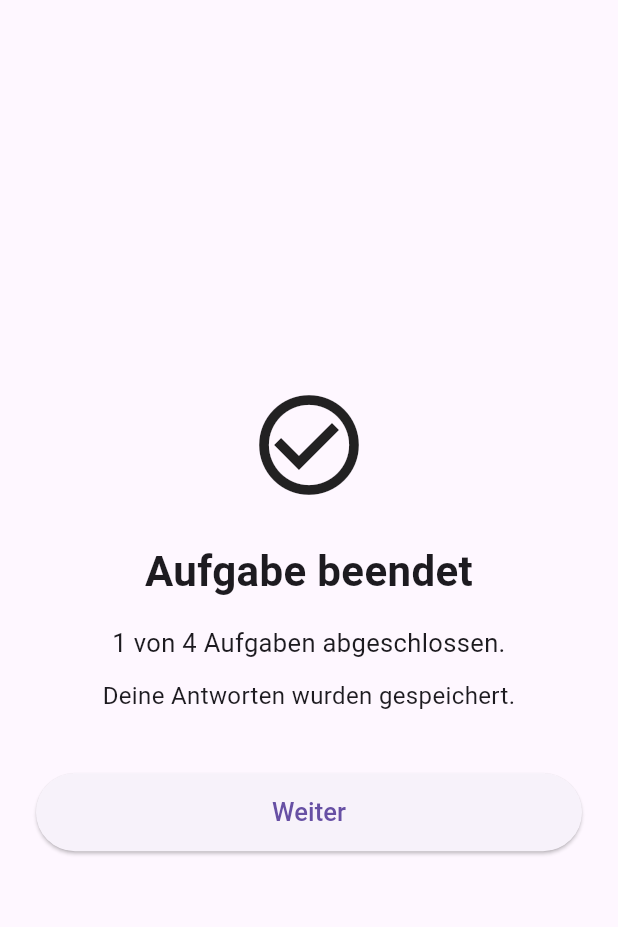
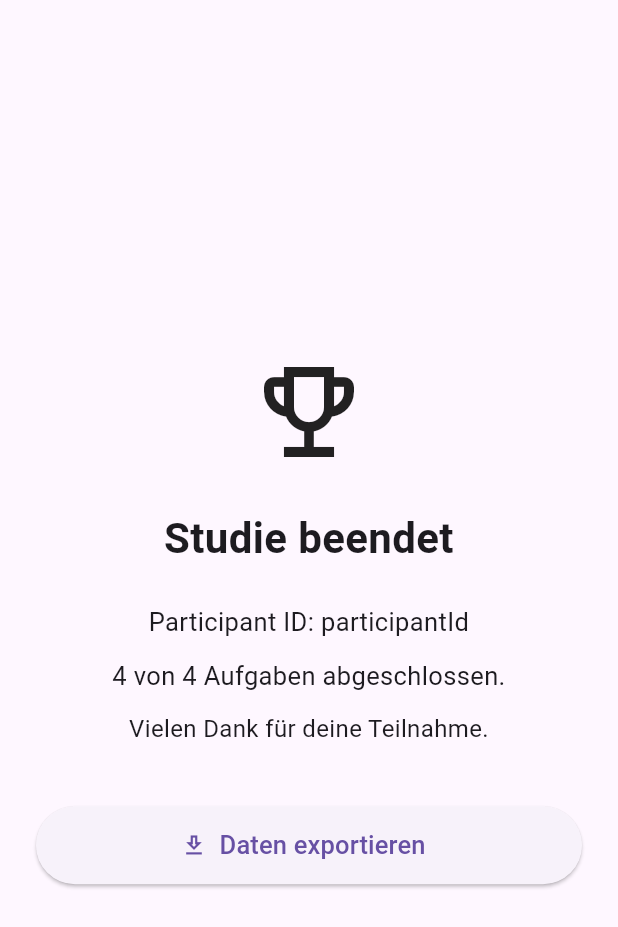
Before and after one commit to Winter-Michael97/photo_sorting_app, a Flutter app: the screen it shows after launch, on a phone screen of 412 x 824 dp. Shown: the top 927 px of the screen. Run offline on Flutter 3.47's test engine with Material 3 defaults, Android fonts, the phone set to English and light mode, and no system bars.

Commit message:
implement study completet screen
-study complete screen
 - call back funktion exports the data -> Todo

```diff
--- a/lib/main.dart
+++ b/lib/main.dart
@@ -1,6 +1,7 @@
 import 'package:flutter/material.dart';
 import 'package:photo_sorting_app/screens/condition_complete_screen.dart';
 import 'package:photo_sorting_app/screens/condition_intro_screen.dart';
+import 'package:photo_sorting_app/screens/study_complete_screen.dart';
 import 'package:photo_sorting_app/screens/swipe_independent_screen.dart';
 
 import 'screens/start_screen.dart';
@@ -19,13 +20,19 @@ class MyApp extends StatelessWidget {
       title: 'Photo Triage Study',
       debugShowCheckedModeBanner: false,
       theme: ThemeData(useMaterial3: true),
-      home: ConditionCompleteScreen(
+      home: StudyCompleteScreen(
+        participantId: 'participantId',
+        totalConditions: 4,
+        onExport: onExport,
+      ),
+
+      /*ConditionCompleteScreen(
         completedCondition: 1,
         totalConditions: 4,
         onContinue: () {
           debugPrint('Weiter zur nächsten Condition');
         },
-      ),
+      ),*/
 
       /*SwipeIndependentScreen(
         photoId: 'photo_01',
@@ -65,4 +72,8 @@ class MyApp extends StatelessWidget {
         },*/
     );
   }
+
+  void onExport() {
+    print('exported data');
+  }
 }
--- /dev/null
+++ b/lib/screens/study_complete_screen.dart
@@ -0,0 +1,83 @@
+import 'package:flutter/material.dart';
+
+class StudyCompleteScreen extends StatelessWidget {
+  final String participantId;
+  final int totalConditions;
+  final VoidCallback onExport;
+
+  const StudyCompleteScreen({
+    super.key,
+    required this.participantId,
+    required this.totalConditions,
+    required this.onExport,
+  });
+
+  @override
+  Widget build(BuildContext context) {
+    return Scaffold(
+      body: SafeArea(
+        child: Center(
+          child: Padding(
+            padding: const EdgeInsets.all(24),
+            child: ConstrainedBox(
+              constraints: const BoxConstraints(maxWidth: 400),
+              child: Column(
+                mainAxisAlignment: MainAxisAlignment.center,
+                crossAxisAlignment: CrossAxisAlignment.stretch,
+                children: [
+                  const Icon(Icons.emoji_events_outlined, size: 80),
+
+                  const SizedBox(height: 24),
+
+                  const Text(
+                    'Studie beendet',
+                    textAlign: TextAlign.center,
+                    style: TextStyle(fontSize: 28, fontWeight: FontWeight.bold),
+                  ),
+
+                  const SizedBox(height: 24),
+
+                  Text(
+                    'Participant ID: $participantId',
+                    textAlign: TextAlign.center,
+                    style: const TextStyle(fontSize: 17),
+                  ),
+
+                  const SizedBox(height: 12),
+
+                  Text(
+                    '$totalConditions von $totalConditions Aufgaben abgeschlossen.',
+                    textAlign: TextAlign.center,
+                    style: const TextStyle(fontSize: 17),
+                  ),
+
+                  const SizedBox(height: 12),
+
+                  const Text(
+                    'Vielen Dank für deine Teilnahme.',
+                    textAlign: TextAlign.center,
+                    style: TextStyle(fontSize: 16),
+                  ),
+
+                  const SizedBox(height: 40),
+
+                  SizedBox(
+                    height: 52,
+                    child: ElevatedButton.icon(
+                      onPressed: onExport,
+                      icon: const Icon(Icons.download_outlined),
+                      label: const Text(
+                        'Daten exportieren',
+                        style: TextStyle(fontSize: 17),
+                      ),
+                    ),
+                  ),
+                ],
+              ),
+            ),
+          ),
+        ),
+      ),
+    );
+  }
+}
```
